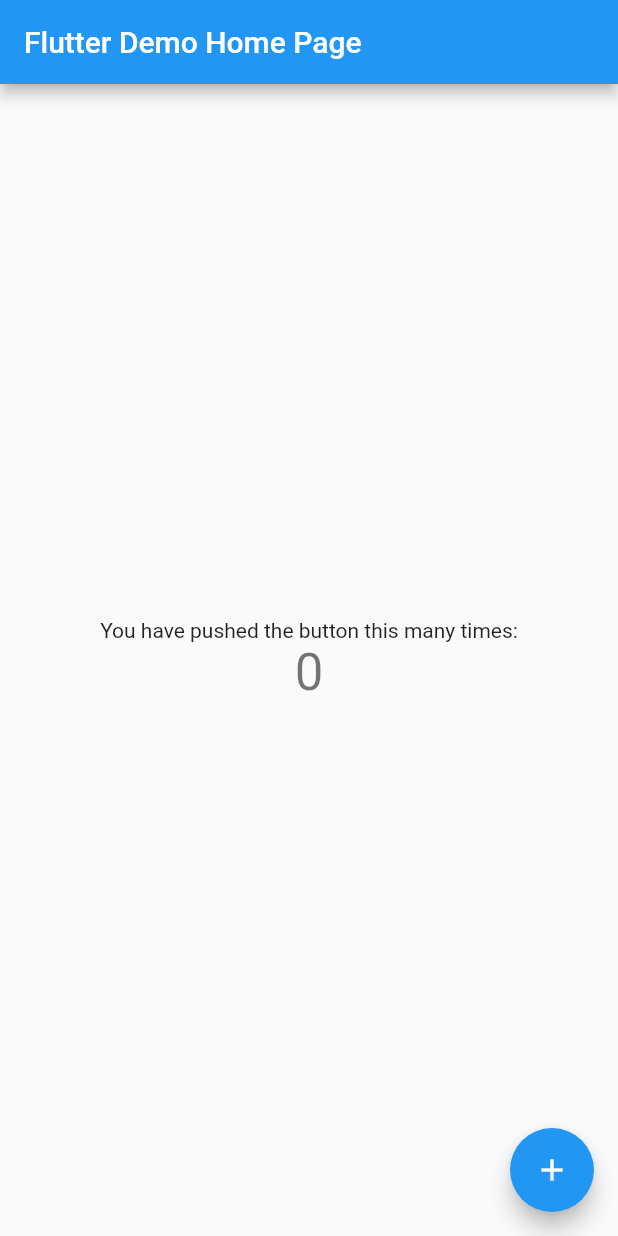
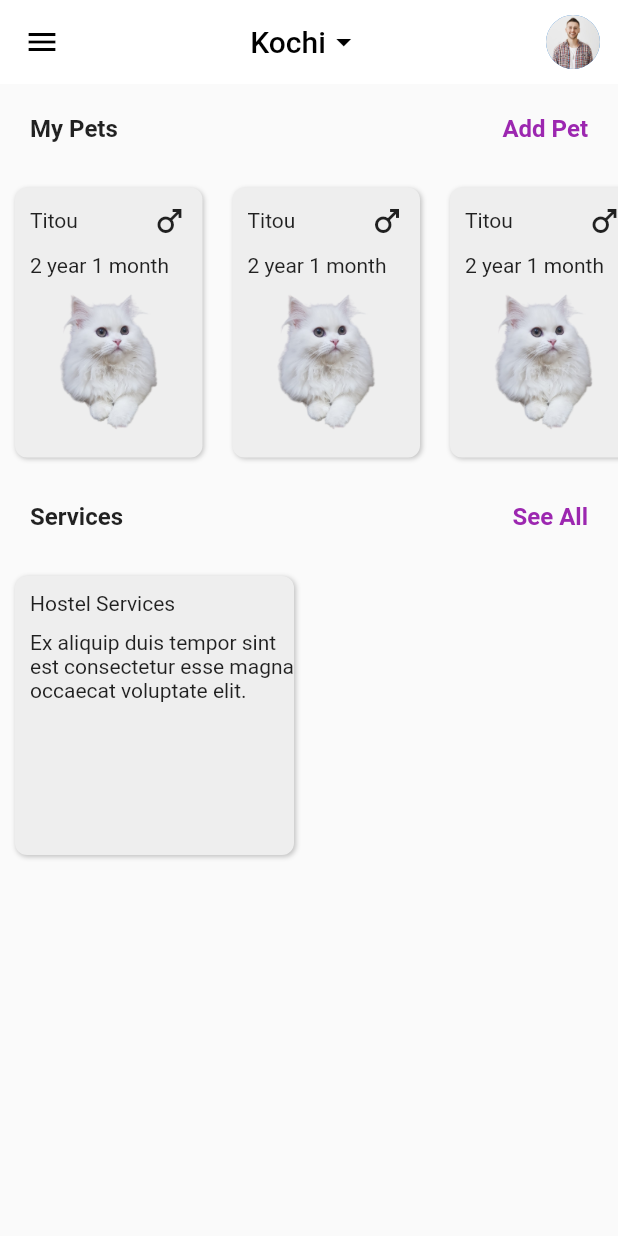
Before and after one commit to jithuhari/Hackathon_App, a Flutter app: the screen it shows after launch, on a phone screen of 412 x 824 dp. Run offline on Flutter 3.47's test engine with Material 2 defaults, Android fonts, the phone set to English and light mode, and no system bars.

Commit message:
Add Home Page

```diff
--- /dev/null
+++ b/lib/Screens/home/home_screen.dart
@@ -0,0 +1,126 @@
+import 'package:flutter/material.dart';
+import 'package:hackathon_app/theme/colors/colors.dart';
+import 'package:hackathon_app/theme/constants/const.dart';
+import 'package:hackathon_app/widgets/animal_card.dart';
+import 'package:hackathon_app/widgets/animal_services_widget.dart';
+
+class HomeScreen extends StatelessWidget {
+  const HomeScreen({Key? key}) : super(key: key);
+
+  @override
+  Widget build(BuildContext context) {
+    return Scaffold(
+      appBar: AppBar(
+        elevation: 0,
+        backgroundColor: kAppbarColor,
+        leading: const Icon(Icons.menu_outlined, color: kTextColor),
+        title: Row(
+          mainAxisAlignment: MainAxisAlignment.center,
+          children: const [
+            Text(
+              'Kochi',
+              style: TextStyle(color: kTextColor),
+            ),
+            Icon(Icons.arrow_drop_down, color: kTextColor)
+          ],
+        ),
+        actions: const [
+          Padding(
+            padding: kPadding10,
+            child: CircleAvatar(
+              backgroundImage: AssetImage('assets/user.jpg'),
+            ),
+          )
+        ],
+      ),
+      body: SafeArea(
+          child: Column(
+        children: [
+          Padding(
+            padding: kPadding20,
+            child: Row(
+              mainAxisAlignment: MainAxisAlignment.spaceBetween,
+              children: const [
+                Text(
+                  'My Pets',
+                  style: TextStyle(fontWeight: FontWeight.bold, fontSize: 16),
+                ),
+                Text(
+                  'Add Pet',
+                  style: TextStyle(
+                      fontWeight: FontWeight.bold,
+                      fontSize: 16,
+                      color: kTextLinkColor),
+                ),
+              ],
+            ),
+          ),
+          SizedBox(
+            height: 200,
+            child: ListView.separated(
+                scrollDirection: Axis.horizontal,
+                itemBuilder: (context, intex) => const AnimalCard(
+                      myIcons: Icons.male,
+                      name: 'Titou',
+                      ageDetails: '2 year 1 month',
+                    ),
+                separatorBuilder: (context, index) => const SizedBox(
+                      width: 0,
+                    ),
+                itemCount: 4),
+          ),
+          Padding(
+            padding: kPadding20,
+            child: Row(
+              mainAxisAlignment: MainAxisAlignment.spaceBetween,
+              children: const [
+                Text(
+                  'Services',
+                  style: TextStyle(fontWeight: FontWeight.bold, fontSize: 16),
+                ),
+                Text(
+                  'See All',
+                  style: TextStyle(
+                      fontWeight: FontWeight.bold,
+                      fontSize: 16,
+                      color: kTextLinkColor),
+                ),
+              ],
+            ),
+          ),
+          Expanded(
+            child: GridView.count(
+              // gridDelegate: const SliverGridDelegateWithFixedCrossAxisCount(
+              //   crossAxisCount: 2,
+              // ),
+              crossAxisCount: 2,
+              shrinkWrap: true,
+              children: const [
+                AnimalServiceWidget(
+                  details:
+                      'Ex aliquip duis tempor sint est consectetur esse magna occaecat voluptate elit.',
+                  heading: 'Hostel Services',
+                ),
+                // AnimalServiceWidget(
+                //   details:
+                //       'Ex aliquip duis tempor sint est consectetur esse magna occaecat voluptate elit.',
+                //   heading: 'Hostel Services',
+                // ),
+                // AnimalServiceWidget(
+                //   details:
+                //       'Ex aliquip duis tempor sint est consectetur esse magna occaecat voluptate elit.',
+                //   heading: 'Hostel Services',
+                // ),
+                // AnimalServiceWidget(
+                //   details:
+                //       'Ex aliquip duis tempor sint est consectetur esse magna occaecat voluptate elit.',
+                //   heading: 'Hostel Services',
+                // ),
+              ],
+            ),
+          )
+        ],
+      )),
+    );
+  }
+}
--- a/lib/main.dart
+++ b/lib/main.dart
@@ -1,4 +1,5 @@
 import 'package:flutter/material.dart';
+import 'package:hackathon_app/Screens/home/home_screen.dart';
 
 void main() {
   runApp(const MyApp());
@@ -10,106 +11,8 @@
   // This widget is the root of your application.
   @override
   Widget build(BuildContext context) {
-    return MaterialApp(
-      title: 'Flutter Demo',
-      theme: ThemeData(
-        // This is the theme of your application.
-        //
-        // Try running your application with "flutter run". You'll see the
-        // application has a blue toolbar. Then, without quitting the app, try
-        // changing the primarySwatch below to Colors.green and then invoke
-        // "hot reload" (press "r" in the console where you ran "flutter run",
-        // or simply save your changes to "hot reload" in a Flutter IDE).
-        // Notice that the counter didn't reset back to zero; the application
-        // is not restarted.
-        primarySwatch: Colors.blue,
-      ),
-      home: const MyHomePage(title: 'Flutter Demo Home Page'),
+    return const MaterialApp(
+      home: HomeScreen(),
     );
   }
 }
-
-class MyHomePage extends StatefulWidget {
-  const MyHomePage({Key? key, required this.title}) : super(key: key);
-
-  // This widget is the home page of your application. It is stateful, meaning
-  // that it has a State object (defined below) that contains fields that affect
-  // how it looks.
-
-  // This class is the configuration for the state. It holds the values (in this
-  // case the title) provided by the parent (in this case the App widget) and
-  // used by the build method of the State. Fields in a Widget subclass are
-  // always marked "final".
-
-  final String title;
-
-  @override
-  State<MyHomePage> createState() => _MyHomePageState();
-}
-
-class _MyHomePageState extends State<MyHomePage> {
-  int _counter = 0;
-
-  void _incrementCounter() {
-    setState(() {
-      // This call to setState tells the Flutter framework that something has
-      // changed in this State, which causes it to rerun the build method below
-      // so that the display can reflect the updated values. If we changed
-      // _counter without calling setState(), then the build method would not be
-      // called again, and so nothing would appear to happen.
-      _counter++;
-    });
-  }
-
-  @override
-  Widget build(BuildContext context) {
-    // This method is rerun every time setState is called, for instance as done
-    // by the _incrementCounter method above.
-    //
-    // The Flutter framework has been optimized to make rerunning build methods
-    // fast, so that you can just rebuild anything that needs updating rather
-    // than having to individually change instances of widgets.
-    return Scaffold(
-      appBar: AppBar(
-        // Here we take the value from the MyHomePage object that was created by
-        // the App.build method, and use it to set our appbar title.
-        title: Text(widget.title),
-      ),
-      body: Center(
-        // Center is a layout widget. It takes a single child and positions it
-        // in the middle of the parent.
-        child: Column(
-          // Column is also a layout widget. It takes a list of children and
-          // arranges them vertically. By default, it sizes itself to fit its
-          // children horizontally, and tries to be as tall as its parent.
-          //
-          // Invoke "debug painting" (press "p" in the console, choose the
-          // "Toggle Debug Paint" action from the Flutter Inspector in Android
-          // Studio, or the "Toggle Debug Paint" command in Visual Studio Code)
-          // to see the wireframe for each widget.
-          //
-          // Column has various properties to control how it sizes itself and
-          // how it positions its children. Here we use mainAxisAlignment to
-          // center the children vertically; the main axis here is the vertical
-          // axis because Columns are vertical (the cross axis would be
-          // horizontal).
-          mainAxisAlignment: MainAxisAlignment.center,
-          children: <Widget>[
-            const Text(
-              'You have pushed the button this many times:',
-            ),
-            Text(
-              '$_counter',
-              style: Theme.of(context).textTheme.headline4,
-            ),
-          ],
-        ),
-      ),
-      floatingActionButton: FloatingActionButton(
-        onPressed: _incrementCounter,
-        tooltip: 'Increment',
-        child: const Icon(Icons.add),
-      ), // This trailing comma makes auto-formatting nicer for build methods.
-    );
-  }
-}
--- /dev/null
+++ b/lib/theme/colors/colors.dart
@@ -0,0 +1,11 @@
+import 'package:flutter/material.dart';
+
+// const backgroundColor = Colors.black;
+// const kWhiteColor = Colors.white;
+// const kBlackColor = Colors.black;
+// final kButtonColorBlue = Colors.blueAccent.shade700;
+// const kButtonColorWhite = Colors.white;
+
+const kTextColor = Colors.black;
+const kAppbarColor = Colors.white;
+const kTextLinkColor = Colors.purple;
--- /dev/null
+++ b/lib/theme/constants/const.dart
@@ -0,0 +1,14 @@
+import 'package:flutter/cupertino.dart';
+
+const kWidth = SizedBox(width: 10,);
+const kheight = SizedBox(height: 10,);
+const kheight20 = SizedBox(height: 20,);
+
+//Border Radius
+
+BorderRadius kRadius20 = BorderRadius.circular(20);
+
+//Padding
+
+const EdgeInsets kPadding10 = EdgeInsets.all(10);
+const EdgeInsets kPadding20 = EdgeInsets.all(20);
--- /dev/null
+++ b/lib/widgets/animal_card.dart
@@ -0,0 +1,54 @@
+import 'package:flutter/material.dart';
+import 'package:hackathon_app/theme/constants/const.dart';
+
+class AnimalCard extends StatelessWidget {
+  const AnimalCard({
+    Key? key,
+    required this.name,
+    required this.myIcons,
+    required this.ageDetails,
+  }) : super(key: key);
+
+  final String name;
+  final IconData myIcons;
+  final String ageDetails;
+
+  @override
+  Widget build(BuildContext context) {
+    return Padding(
+      padding: kPadding10,
+      child: Container(
+        decoration: BoxDecoration(
+            color: Colors.grey.shade200,
+            boxShadow: [
+              BoxShadow(
+                  color: Colors.grey.withOpacity(0.6),
+                  blurRadius: 2,
+                  offset: const Offset(1, 1))
+            ],
+            borderRadius: BorderRadius.circular(8)),
+        width: 125,
+        child: Column(
+          children: [
+            Padding(
+              padding: kPadding10,
+              child: Row(
+                mainAxisAlignment: MainAxisAlignment.spaceBetween,
+                children: [Text(name), Icon(myIcons)],
+              ),
+            ),
+            Padding(
+              padding: const EdgeInsets.fromLTRB(10, 0, 0, 0),
+              child: Row(
+                children: [
+                  Text(ageDetails),
+                ],
+              ),
+            ),
+            const Image(height: 120, image: AssetImage('assets/cat1.png'))
+          ],
+        ),
+      ),
+    );
+  }
+}
--- /dev/null
+++ b/lib/widgets/animal_services_widget.dart
@@ -0,0 +1,49 @@
+import 'package:flutter/material.dart';
+import 'package:hackathon_app/theme/constants/const.dart';
+
+class AnimalServiceWidget extends StatelessWidget {
+  const AnimalServiceWidget({
+    Key? key,
+    required this.heading,
+    required this.details,
+  }) : super(key: key);
+
+  final String heading;
+  final String details;
+
+  @override
+  Widget build(BuildContext context) {
+    return Padding(
+      padding: kPadding10,
+      child: Container(
+        decoration: BoxDecoration(
+            color: Colors.grey.shade200,
+            boxShadow: [
+              BoxShadow(
+                  color: Colors.grey.withOpacity(0.6),
+                  blurRadius: 2,
+                  offset: const Offset(1, 1))
+            ],
+            borderRadius: BorderRadius.circular(8)),
+        width: 125,
+        child: Column(
+          children: [
+            Padding(
+              padding: kPadding10,
+              child: Row(
+                mainAxisAlignment: MainAxisAlignment.spaceBetween,
+                children: [Text(heading),],
+              ),
+            ),
+            Padding(
+              padding: const EdgeInsets.fromLTRB(10, 0, 0, 0),
+              child: Text(
+                details,
+                ),
+            ),
+          ],
+        ),
+      ),
+    );
+  }
+}
--- a/pubspec.yaml
+++ b/pubspec.yaml
@@ -34,6 +34,7 @@
   # The following adds the Cupertino Icons font to your application.
   # Use with the CupertinoIcons class for iOS style icons.
   cupertino_icons: ^1.0.2
+  iconify_flutter: ^0.0.5
 
 dev_dependencies:
   flutter_test:
@@ -58,9 +59,8 @@
   uses-material-design: true
 
   # To add assets to your application, add an assets section, like this:
-  # assets:
-  #   - images/a_dot_burr.jpeg
-  #   - images/a_dot_ham.jpeg
+  assets:
+    - assets/
 
   # An image asset can refer to one or more resolution-specific "variants", see
   # https://flutter.dev/assets-and-images/#resolution-aware
```
Also changed, not shown: assets/cat1.png (added), assets/user.jpg (added), pubspec.lock.
